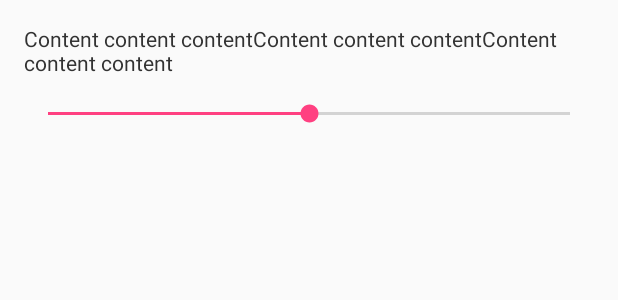
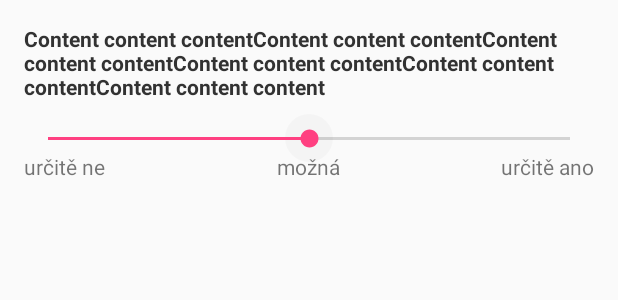
Before and after one commit to janzal/stm-dia, an Android app: the layout survey_form_question.xml on its own in the app's theme, with its tools: preview values and no code run, on a phone screen of 412 x 824 dp. Shown: the top 300 px of the screen. Run offline under Robolectric (Android 15) with nearby library versions, the phone set to English and light mode, and no system bars.

Commit message:
minor tweaks relfecting requests

```diff
--- a/app/src/main/java/com/cvut/janzaloudek/stm_dia/SurveyFormActivity.java
+++ b/app/src/main/java/com/cvut/janzaloudek/stm_dia/SurveyFormActivity.java
@@ -124,9 +124,11 @@ public class SurveyFormActivity extends AppCompatActivity {
         Date date = new Date();
         response.setPostedAt(dateFormat.format(date));
 
-        response.setLatitude(responseLocation.getLatitude());
-        response.setLongitude(responseLocation.getLongitude());
-        response.setAccuracy(responseLocation.getAccuracy());
+        if (responseLocation != null) {
+            response.setLatitude(responseLocation.getLatitude());
+            response.setLongitude(responseLocation.getLongitude());
+            response.setAccuracy(responseLocation.getAccuracy());
+        }
 
         Map<String, Integer> responses = new LinkedHashMap<>();
         ListView listView = (ListView) findViewById(R.id.survey_form_questions);
@@ -152,7 +154,6 @@ public class SurveyFormActivity extends AppCompatActivity {
             FirebaseUser user = authRef.getCurrentUser();
 
             DatabaseReference userRef = ref.child(user.getUid());
-            // TODO: try to find existing document in DB and replace it with new one
             userRef.push().setValue(surveys[0]);
             return null;
         }
--- a/app/src/main/res/layout/survey_form_question.xml
+++ b/app/src/main/res/layout/survey_form_question.xml
@@ -1,6 +1,6 @@
 <?xml version="1.0" encoding="utf-8"?>
 <RelativeLayout android:layout_width="fill_parent"
-    android:layout_height="100dp"
+    android:layout_height="wrap_content"
     xmlns:android="http://schemas.android.com/apk/res/android"
     android:padding="16dp"
     android:id="@+id/addi">
@@ -11,7 +11,8 @@
         android:id="@+id/question_text"
         android:textSize="14sp"
         android:textColor="@android:color/secondary_text_light"
-        android:text="Content content contentContent content contentContent content content" />
+        android:text="Content content contentContent content contentContent content contentContent content contentContent content contentContent content content"
+        android:textStyle="bold" />
 
     <SeekBar
         android:layout_width="match_parent"
@@ -22,5 +23,40 @@
         android:paddingTop="16dp"
         android:scrollIndicators="bottom|top"
         android:max="10"
-        android:progress="5" />
+        android:progress="5"
+        android:indeterminateOnly="false"
+        android:splitTrack="false"
+        android:focusable="true"
+        android:focusableInTouchMode="true"
+        android:nestedScrollingEnabled="true" />
+
+    <TextView
+        android:layout_width="wrap_content"
+        android:layout_height="wrap_content"
+        android:textAppearance="?android:attr/textAppearanceSmall"
+        android:text="určitě ne"
+        android:id="@+id/textView3"
+        android:layout_alignParentBottom="false"
+        android:layout_alignLeft="@+id/question_response"
+        android:layout_below="@+id/question_response" />
+
+    <TextView
+        android:layout_width="wrap_content"
+        android:layout_height="wrap_content"
+        android:textAppearance="?android:attr/textAppearanceSmall"
+        android:text="určitě ano"
+        android:id="@+id/textView4"
+        android:layout_below="@+id/question_response"
+        android:layout_alignParentRight="false"
+        android:layout_alignParentEnd="true"
+        android:layout_alignRight="@+id/question_response" />
+
+    <TextView
+        android:layout_width="wrap_content"
+        android:layout_height="wrap_content"
+        android:textAppearance="?android:attr/textAppearanceSmall"
+        android:text="možná"
+        android:id="@+id/textView5"
+        android:layout_below="@+id/question_response"
+        android:layout_centerHorizontal="true" />
 </RelativeLayout>
```
